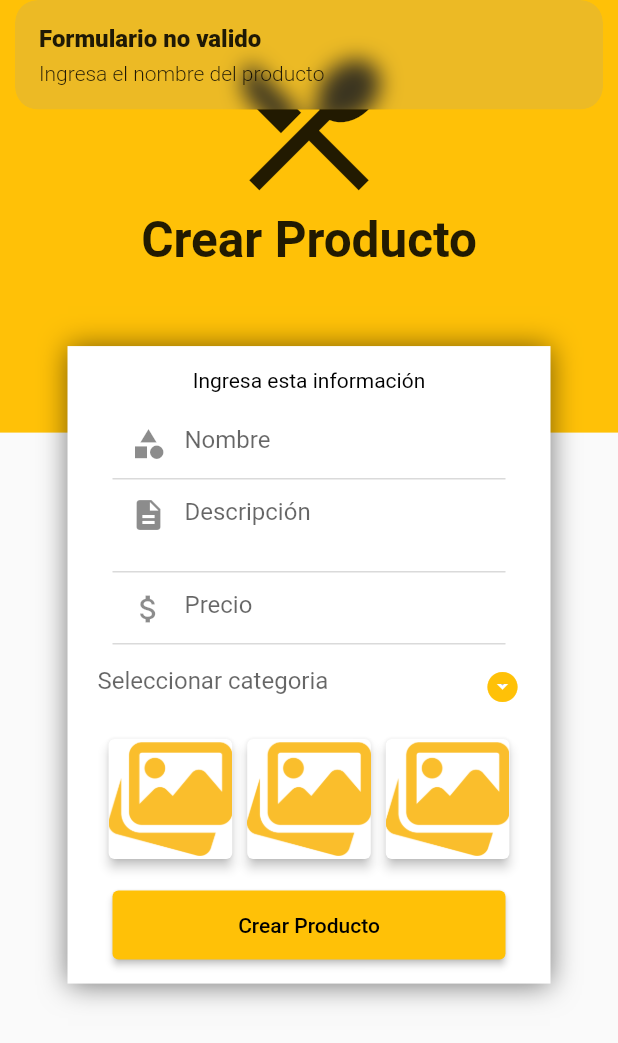
After one commit to JoaquinMX/delivery_app_flutter_nodejs_mysql_stripe_mercadopago_auth, a Flutter app: the RestaurantProductsCreatePage screen opened directly, after a tap on "Crear Producto", on a phone screen of 412 x 824 dp. The commit adds this screen. Shown: the top 1043 px of the screen. Run offline on Flutter 3.47's test engine with Material 2 defaults, Android fonts, the phone set to English and light mode, and no system bars; our stand-ins replace get, get_storage, image_picker, sn_progress_dialog; accounts and stored records are empty; network calls fail.

Commit message:
feat: Get All categories implemented. Created Product. Products can be created for restaurant users.

```diff
--- a/lib/src/models/category.dart
+++ b/lib/src/models/category.dart
@@ -21,6 +21,17 @@ class Category {
     description: json["description"],
   );
 
+  static List<Category> fromJsonList(List<dynamic> jsonList) {
+    List<Category> toList = [];
+
+    jsonList.forEach((item) {
+      Category category = Category.fromJson(item);
+      toList.add(category);
+    });
+
+    return toList;
+  }
+
   Map<String, dynamic> toJson() => {
     "id": id,
     "name": name,
--- /dev/null
+++ b/lib/src/models/product.dart
@@ -0,0 +1,53 @@
+import 'dart:convert';
+
+Product categoryFromJson(String str) => Product.fromJson(json.decode(str));
+
+String categoryToJson(Product data) => json.encode(data.toJson());
+
+class Product {
+  String? id;
+  String? name;
+  String? description;
+  String? image1;
+  String? image2;
+  String? image3;
+  String? id_category;
+  double? price;
+  int? quantity;
+
+  Product({
+    this.id,
+    required this.name,
+    required this.description,
+    this.image1,
+    this.image2,
+    this.image3,
+    required this.id_category,
+    required this.price,
+    this.quantity,
+  });
+
+  factory Product.fromJson(Map<String, dynamic> json) => Product(
+    id: json["id"],
+    name: json["name"],
+    description: json["description"],
+    image1: json["image1"],
+    image2: json["image2"],
+    image3: json["image3"],
+    id_category: json["id_category"],
+    price: json["price"]?.toDouble(),
+    quantity: json["quantity"],
+  );
+
+  Map<String, dynamic> toJson() => {
+    "id": id,
+    "name": name,
+    "description": description,
+    "image1": image1,
+    "image2": image2,
+    "image3": image3,
+    "id_category": id_category,
+    "price": price,
+    "quantity": quantity,
+  };
+}
--- a/lib/src/pages/restaurant/home/restaurant_home_page.dart
+++ b/lib/src/pages/restaurant/home/restaurant_home_page.dart
@@ -3,6 +3,7 @@ import 'package:delivery_app/src/pages/delivery/orders/list/delivery_orders_list
 import 'package:delivery_app/src/pages/restaurant/categories/create/restaurant_categories_create_page.dart';
 import 'package:delivery_app/src/pages/restaurant/home/restaurant_home_controller.dart';
 import 'package:delivery_app/src/pages/restaurant/orders/list/restaurant_orders_list_page.dart';
+import 'package:delivery_app/src/pages/restaurant/products/create/restaurant_products_create_page.dart';
 import 'package:delivery_app/src/utils/custom_animated_bottom_bar.dart';
 import 'package:flutter/material.dart';
 import 'package:get/get.dart';
@@ -20,7 +21,7 @@ class RestaurantHomePage extends StatelessWidget {
           children: [
             RestaurantOrdersListPage(),
             RestaurantCategoriesCreatePage(),
-            DeliveryOrdersListPage(),
+            RestaurantProductsCreatePage(),
             ClientProfileInfoPage()
           ],
         ),
--- /dev/null
+++ b/lib/src/pages/restaurant/products/create/restaurant_products_create_controller.dart
@@ -0,0 +1,169 @@
+import 'dart:convert';
+import 'dart:io';
+import 'package:delivery_app/src/models/category.dart';
+import 'package:delivery_app/src/models/product.dart';
+import 'package:delivery_app/src/models/response_api.dart';
+import 'package:delivery_app/src/providers/categories_provider.dart';
+import 'package:delivery_app/src/providers/products_provider.dart';
+import 'package:flutter/material.dart';
+import 'package:get/get.dart';
+import 'package:image_picker/image_picker.dart';
+import 'package:sn_progress_dialog/progress_dialog.dart';
+
+class RestaurantProductsCreateController extends GetxController {
+
+  TextEditingController nameController = TextEditingController();
+  TextEditingController priceController = TextEditingController();
+  TextEditingController descriptionController = TextEditingController();
+  CategoriesProvider categoriesProvider = CategoriesProvider();
+  ProductsProvider productsProvider = ProductsProvider();
+  ImagePicker picker = ImagePicker();
+  File? imageFile1;
+  File? imageFile2;
+  File? imageFile3;
+
+  var idCategory = ''.obs;
+  List<Category> categories = <Category>[].obs;
+
+  RestaurantProductsCreateController() {
+    getCategories();
+  }
+  void getCategories() async {
+    var result = await categoriesProvider.getAll();
+    categories.clear();
+    categories.addAll(result);
+  }
+
+  Future<void> createProduct(BuildContext context) async {
+    String name = nameController.text;
+    String description = descriptionController.text;
+    String price = priceController.text;
+
+    ProgressDialog progressDialog = ProgressDialog(context: context);
+
+    if (isValidForm(name, description, price)) {
+      Product product = Product(
+          name: name,
+          description: description,
+          price: double.parse(price),
+          id_category: idCategory.value
+      );
+      progressDialog.show(max: 60, msg: "Espere un momento...");
+
+      List<File> images = [];
+      images.add(imageFile1!);
+      images.add(imageFile2!);
+      images.add(imageFile3!);
+      Stream stream = await productsProvider.create(product, images);
+
+      stream.listen((res) {
+        progressDialog.close();
+        ResponseApi responseApi = ResponseApi.fromJson(json.decode(res));
+        Get.snackbar('Proceso Terminado', responseApi.message ?? '');
+
+        if(responseApi.success == true) {
+          clearForm();
+        }
+      });
+    }
+  }
+
+  bool isValidForm(String name, String description, String price) {
+    if(name.isEmpty) {
+      Get.snackbar('Formulario no valido', 'Ingresa el nombre del producto');
+      return false;
+    }
+    if(description.isEmpty) {
+      Get.snackbar('Formulario no valido', 'Ingresa la Formulario del producto');
+      return false;
+    }
+    if(price.isEmpty) {
+      Get.snackbar('Formulario no valido', 'Ingresa el precio del producto');
+      return false;
+    }
+    if(idCategory == '') {
+      Get.snackbar('Formulario no valido', 'Debes de seleccionar la categoria del producto');
+      return false;
+    }
+
+    if (imageFile1 == null) {
+      Get.snackbar('Formulario no valido', 'Selecciona la imagen numero 1 del producto');
+    }
+    if (imageFile2 == null) {
+      Get.snackbar('Formulario no valido', 'Selecciona la imagen numero 2 del producto');
+    }
+    if (imageFile3 == null) {
+      Get.snackbar('Formulario no valido', 'Selecciona la imagen numero 3 del producto');
+    }
+    return true;
+  }
+
+  Future selectImage(ImageSource imageSource, int numberFile) async {
+    XFile? image = await picker.pickImage(source: imageSource);
+    if (image != null) {
+
+      if (numberFile == 1) {
+        imageFile1 = File(image.path);
+      }
+      else if (numberFile == 2) {
+        imageFile2 = File(image.path);
+      }
+      else if (numberFile == 3) {
+        imageFile3 = File(image.path);
+      }
+
+      update();
+    }
+  }
+
+  void showAlertDialog(BuildContext context, int numberFile) {
+    Widget galleryButton = ElevatedButton(
+        onPressed: () {
+          Get.back();
+          selectImage(ImageSource.gallery, numberFile);
+        },
+        child: Text(
+          "Galeria",
+          style: TextStyle(
+              color: Colors.black
+          ),
+        )
+    );
+    Widget cameraButton = ElevatedButton(
+        onPressed: () {
+          Get.back();
+          selectImage(ImageSource.camera, numberFile);
+        },
+        child: Text(
+          "Camara",
+          style: TextStyle(
+              color: Colors.black
+          ),
+        )
+    );
+
+    AlertDialog alertDialog = AlertDialog(
+      title: Text("Selecciona una opcion"),
+      actions: [
+        galleryButton,
+        cameraButton
+      ],
+    );
+    showDialog(context: context, builder: (BuildContext context) {
+      return alertDialog;
+    });
+  }
+
+  void clearForm() {
+    nameController.text = '';
+    descriptionController.text = '';
+    priceController.text = '';
+    imageFile1 = null;
+    imageFile2 = null;
+    imageFile3 = null;
+    idCategory.value = '';
+    update();
+  }
+
+
+}
--- /dev/null
+++ b/lib/src/pages/restaurant/products/create/restaurant_products_create_page.dart
@@ -0,0 +1,264 @@
+import 'dart:io';
+
+import 'package:delivery_app/src/models/category.dart';
+import 'package:delivery_app/src/pages/restaurant/products/create/restaurant_products_create_controller.dart';
+import 'package:flutter/material.dart';
+import 'package:get/get.dart';
+import 'package:get_storage/get_storage.dart';
+
+class RestaurantProductsCreatePage extends StatelessWidget {
+
+  RestaurantProductsCreateController controller = Get.put(RestaurantProductsCreateController());
+
+  @override
+  Widget build(BuildContext context) {
+    return Scaffold(
+        body: Stack(
+          children: [
+            _backgroundCover(context),
+            _boxForm(context),
+            _textNewCategory(context),
+          ],
+        )
+    );
+  }
+
+  Widget _backgroundCover(BuildContext context) {
+    return Container(
+      width: double.infinity,
+      height: MediaQuery
+          .of(context)
+          .size
+          .height * .35,
+      color: Colors.amber,
+    );
+  }
+
+  Widget _boxForm(BuildContext context) {
+    return Container(
+      margin: EdgeInsets.only(
+          top: MediaQuery
+              .of(context)
+              .size
+              .height * .28,
+          left: 45,
+          right: 45
+      ),
+      decoration: BoxDecoration(
+          color: Colors.white,
+          boxShadow: <BoxShadow>[
+            BoxShadow(
+                color: Colors.black54,
+                blurRadius: 15,
+                offset: Offset(0, 0.75)
+            )
+          ]
+      ),
+      child: SingleChildScrollView(
+        child: Column(
+          children: [
+            _textYourInfo(),
+            _textFieldName(),
+            _textFieldDescription(),
+            _textFieldPrice(),
+            Obx(() => _dropDownCategories(controller.categories)),
+            Container(
+              margin: EdgeInsets.only(
+                top: 15
+              ),
+              child: Row(
+                mainAxisAlignment: MainAxisAlignment.center,
+                children: <Widget>[
+                  GetBuilder<RestaurantProductsCreateController>(builder: (value) => _cardImage(context, controller.imageFile1, 1)),
+                  GetBuilder<RestaurantProductsCreateController>(builder: (value) => _cardImage(context, controller.imageFile2, 2)),
+                  GetBuilder<RestaurantProductsCreateController>(builder: (value) => _cardImage(context, controller.imageFile3, 3))
+                ],
+              ),
+            ),
+
+            _buttonCreate(context)
+          ],
+        ),
+      ),
+    );
+  }
+
+  Widget _textFieldName() {
+    return Container(
+      margin: EdgeInsets.symmetric(
+          horizontal: 30
+      ),
+      child: TextField(
+        controller: controller.nameController,
+        keyboardType: TextInputType.text,
+        decoration: InputDecoration(
+            hintText: 'Nombre',
+            prefixIcon: Icon(Icons.category)
+        ),
+      ),
+    );
+  }
+  Widget _textFieldPrice() {
+    return Container(
+      margin: EdgeInsets.symmetric(
+          horizontal: 30
+      ),
+      child: TextField(
+        controller: controller.priceController,
+        keyboardType: TextInputType.number,
+        decoration: InputDecoration(
+            hintText: 'Precio',
+            prefixIcon: Icon(Icons.attach_money)
+        ),
+      ),
+    );
+  }
+
+  Widget _textFieldDescription() {
+    return Container(
+      margin: EdgeInsets.symmetric(
+          horizontal: 30
+      ),
+      child: TextField(
+        controller: controller.descriptionController,
+        keyboardType: TextInputType.text,
+        maxLines: 2,
+        decoration: InputDecoration(
+            hintText: 'Descripción',
+            prefixIcon: Container(
+              margin: EdgeInsets.only(
+                bottom: 15
+              ),
+              child: Icon(Icons.description)
+            )
+        ),
+      ),
+    );
+  }
+
+  Widget _buttonCreate(BuildContext context) {
+    return Container(
+      width: double.infinity,
+      margin: EdgeInsets.only(
+          left: 30,
+          right: 30,
+          top: 20,
+          bottom: 15
+      ),
+      child: ElevatedButton(
+          style: ElevatedButton.styleFrom(
+              padding: EdgeInsets.symmetric(vertical: 15)
+          ),
+          onPressed: () => controller.createProduct(context),
+          child: Text(
+            'Crear Producto',
+            style: TextStyle(
+              color: Colors.black,
+            ),
+          )
+      ),
+    );
+  }
+
+  Widget _textNewCategory(BuildContext context) {
+    return SafeArea(
+      child: Container(
+          margin: EdgeInsets.only(top: 25),
+          alignment: Alignment.topCenter,
+          child: Column(
+            children: [
+              Icon(
+                Icons.restaurant_menu,
+                size: MediaQuery.of(context).size.height * .14,
+              ),
+              Text(
+                  "Crear Producto",
+                style: TextStyle(
+                  fontWeight: FontWeight.bold,
+                  fontSize: MediaQuery.of(context).size.width * .08,
+                ),
+              ),
+            ],
+          )
+      ),
+    );
+  }
+
+  Widget _textYourInfo() {
+    return Container(
+      margin: EdgeInsets.only(
+          top: 15,
+          bottom: 10
+      ),
+      child: Text(
+        'Ingresa esta información',
+        style: TextStyle(
+            color: Colors.black
+        ),
+      ),
+    );
+  }
+
+  List<DropdownMenuItem<String?>> _dropDownItems(List<Category> categories) {
+    List<DropdownMenuItem<String>> list = [];
+    categories.forEach((category) {
+      list.add(
+          DropdownMenuItem(child: Text(category.name ?? ''),
+          value: category.id ,
+      ));
+    });
+
+    return list;
+  }
+
+  Widget _dropDownCategories(List<Category> categories) {
+    return Container(
+      padding: EdgeInsets.symmetric(horizontal: 20),
+      child: DropdownButton(
+        underline: Container(
+          alignment: Alignment.centerRight,
+          child: Icon(
+            Icons.arrow_drop_down_circle,
+            color: Colors.amber,
+          ),
+        ),
+        elevation: 3,
+        isExpanded: true,
+        hint: Text(
+            'Seleccionar categoria',
+        ),
+        items: _dropDownItems(categories),
+        value: controller.idCategory.value == '' ? null : controller.idCategory.value,
+        onChanged: (option) {
+          print(option);
+          controller.idCategory.value = option.toString();
+        },
+      ),
+    );
+  }
+
+  Widget _cardImage(BuildContext context, File? imageFile, int numberFile) {
+    return GestureDetector(
+        onTap: () => controller.showAlertDialog(context, numberFile),
+        child: Card(
+          margin: EdgeInsets.only(
+              left: 5,
+              right: 5
+          ),
+          elevation: 3,
+          child: Container(
+              height: 80,
+              width: MediaQuery.of(context).size.width * .2,
+              child: imageFile != null
+                  ? Image.file(
+                imageFile,
+                fit: BoxFit.cover,
+              )
+                  : Image(
+                  image: AssetImage('assets/img/cover_image.png') as ImageProvider
+              )
+          ),
+        )
+    );
+  }
+}
--- a/lib/src/providers/categories_provider.dart
+++ b/lib/src/providers/categories_provider.dart
@@ -8,6 +8,26 @@ import 'package:get_storage/get_storage.dart';
 class CategoriesProvider extends GetConnect {
   String url = Environment.API_URL + "/api/categories";
   User userSession = User.fromJson(GetStorage().read('user') ?? {});
+
+  Future<List<Category>> getAll() async {
+
+    Response response = await get(
+        "$url/getAll",
+        headers: {
+          "Content-Type":"application/json",
+          'Authorization': userSession.sessionToken ?? ""
+        }
+    );
+
+    if (response.statusCode == 401) {
+      Get.snackbar('Petición denegada', 'Tu usuario no tiene permitido obtener esta información');
+      return [];
+    }
+
+    List<Category> categories = Category.fromJsonList(response.body);
+
+    return categories;
+  }
 
   Future<ResponseApi> create(Category category) async {
 
--- /dev/null
+++ b/lib/src/providers/products_provider.dart
@@ -0,0 +1,31 @@
+import 'dart:convert';
+import 'dart:io';
+import 'package:delivery_app/src/environment/environment.dart';
+import 'package:delivery_app/src/models/product.dart';
+import 'package:delivery_app/src/models/user.dart';
+import 'package:get/get.dart';
+import 'package:get_storage/get_storage.dart';
+import 'package:http/http.dart' as http;
+import 'package:path/path.dart';
+
+class ProductsProvider extends GetConnect {
+  User userSession = User.fromJson(GetStorage().read('user') ?? {});
+
+  Future<Stream> create(Product product, List<File> images) async {
+    Uri uri = Uri.http(Environment.API_URL_OLD, 'api/products/create');
+    final request = http.MultipartRequest('POST', uri);
+    request.headers['Authorization'] = userSession.sessionToken ?? '';
+
+    for (int i = 0; i < images.length; i++) {
+      request.files.add(http.MultipartFile(
+          'image',
+          http.ByteStream(images[i].openRead().cast()),
+          await images[i].length(),
+          filename: basename(images[i].path)
+      ));
+    }
+    request.fields['product'] = json.encode(product);
+    final response = await request.send();
+    return response.stream.transform(utf8.decoder);
+  }
+}
```
